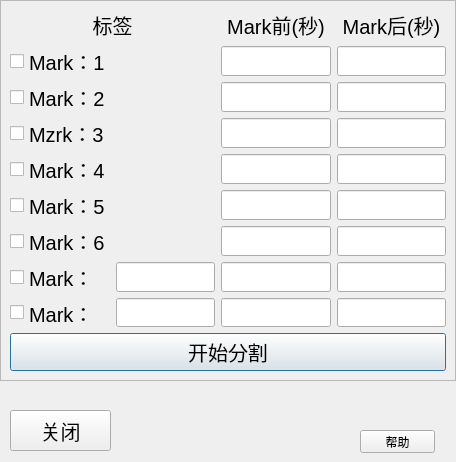
First picture: the form in metabci/braingui/Ui_Form/Processing/preprocess/data_cut.ui, repository TBC-TJU/MetaBCI, before the edit.
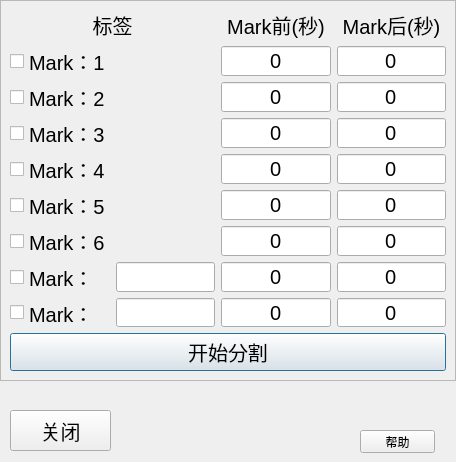
Second picture: the form after the edit.

```diff
--- a/metabci/braingui/Ui_Form/Processing/preprocess/data_cut.ui
+++ b/metabci/braingui/Ui_Form/Processing/preprocess/data_cut.ui
@@ -97,6 +97,9 @@
             <pointsize>15</pointsize>
            </font>
           </property>
+          <property name="text">
+           <string>0</string>
+          </property>
           <property name="alignment">
            <set>Qt::AlignCenter</set>
           </property>
@@ -109,6 +112,9 @@
             <pointsize>15</pointsize>
            </font>
           </property>
+          <property name="text">
+           <string>0</string>
+          </property>
           <property name="alignment">
            <set>Qt::AlignCenter</set>
           </property>
@@ -133,6 +139,9 @@
             <pointsize>15</pointsize>
            </font>
           </property>
+          <property name="text">
+           <string>0</string>
+          </property>
           <property name="alignment">
            <set>Qt::AlignCenter</set>
           </property>
@@ -145,20 +154,23 @@
             <pointsize>15</pointsize>
            </font>
           </property>
+          <property name="text">
+           <string>0</string>
+          </property>
           <property name="alignment">
            <set>Qt::AlignCenter</set>
           </property>
          </widget>
         </item>
         <item row="3" column="0">
-         <widget class="QCheckBox" name="checkBox_4">
+         <widget class="QCheckBox" name="checkBox_3">
           <property name="font">
            <font>
             <pointsize>15</pointsize>
            </font>
           </property>
           <property name="text">
-           <string>Mzrk：3</string>
+           <string>Mark：3</string>
           </property>
          </widget>
         </item>
@@ -169,6 +181,9 @@
             <pointsize>15</pointsize>
            </font>
           </property>
+          <property name="text">
+           <string>0</string>
+          </property>
           <property name="alignment">
            <set>Qt::AlignCenter</set>
           </property>
@@ -181,13 +196,16 @@
             <pointsize>15</pointsize>
            </font>
           </property>
+          <property name="text">
+           <string>0</string>
+          </property>
           <property name="alignment">
            <set>Qt::AlignCenter</set>
           </property>
          </widget>
         </item>
         <item row="4" column="0">
-         <widget class="QCheckBox" name="checkBox_3">
+         <widget class="QCheckBox" name="checkBox_4">
           <property name="font">
            <font>
             <pointsize>15</pointsize>
@@ -205,6 +223,9 @@
             <pointsize>15</pointsize>
            </font>
           </property>
+          <property name="text">
+           <string>0</string>
+          </property>
           <property name="alignment">
            <set>Qt::AlignCenter</set>
           </property>
@@ -217,6 +238,9 @@
             <pointsize>15</pointsize>
            </font>
           </property>
+          <property name="text">
+           <string>0</string>
+          </property>
           <property name="alignment">
            <set>Qt::AlignCenter</set>
           </property>
@@ -241,6 +265,9 @@
             <pointsize>15</pointsize>
            </font>
           </property>
+          <property name="text">
+           <string>0</string>
+          </property>
           <property name="alignment">
            <set>Qt::AlignCenter</set>
           </property>
@@ -253,6 +280,9 @@
             <pointsize>15</pointsize>
            </font>
           </property>
+          <property name="text">
+           <string>0</string>
+          </property>
           <property name="alignment">
            <set>Qt::AlignCenter</set>
           </property>
@@ -277,6 +307,9 @@
             <pointsize>15</pointsize>
            </font>
           </property>
+          <property name="text">
+           <string>0</string>
+          </property>
           <property name="alignment">
            <set>Qt::AlignCenter</set>
           </property>
@@ -289,6 +322,9 @@
             <pointsize>15</pointsize>
            </font>
           </property>
+          <property name="text">
+           <string>0</string>
+          </property>
           <property name="alignment">
            <set>Qt::AlignCenter</set>
           </property>
@@ -341,6 +377,9 @@
             <pointsize>15</pointsize>
            </font>
           </property>
+          <property name="text">
+           <string>0</string>
+          </property>
           <property name="alignment">
            <set>Qt::AlignCenter</set>
           </property>
@@ -353,6 +392,9 @@
             <pointsize>15</pointsize>
            </font>
           </property>
+          <property name="text">
+           <string>0</string>
+          </property>
           <property name="alignment">
            <set>Qt::AlignCenter</set>
           </property>
@@ -405,6 +447,9 @@
             <pointsize>15</pointsize>
            </font>
           </property>
+          <property name="text">
+           <string>0</string>
+          </property>
           <property name="alignment">
            <set>Qt::AlignCenter</set>
           </property>
@@ -417,6 +462,9 @@
             <pointsize>15</pointsize>
            </font>
           </property>
+          <property name="text">
+           <string>0</string>
+          </property>
           <property name="alignment">
            <set>Qt::AlignCenter</set>
           </property>
```
Left out of the diff: 6 changed lines with no effect on the pictures.
